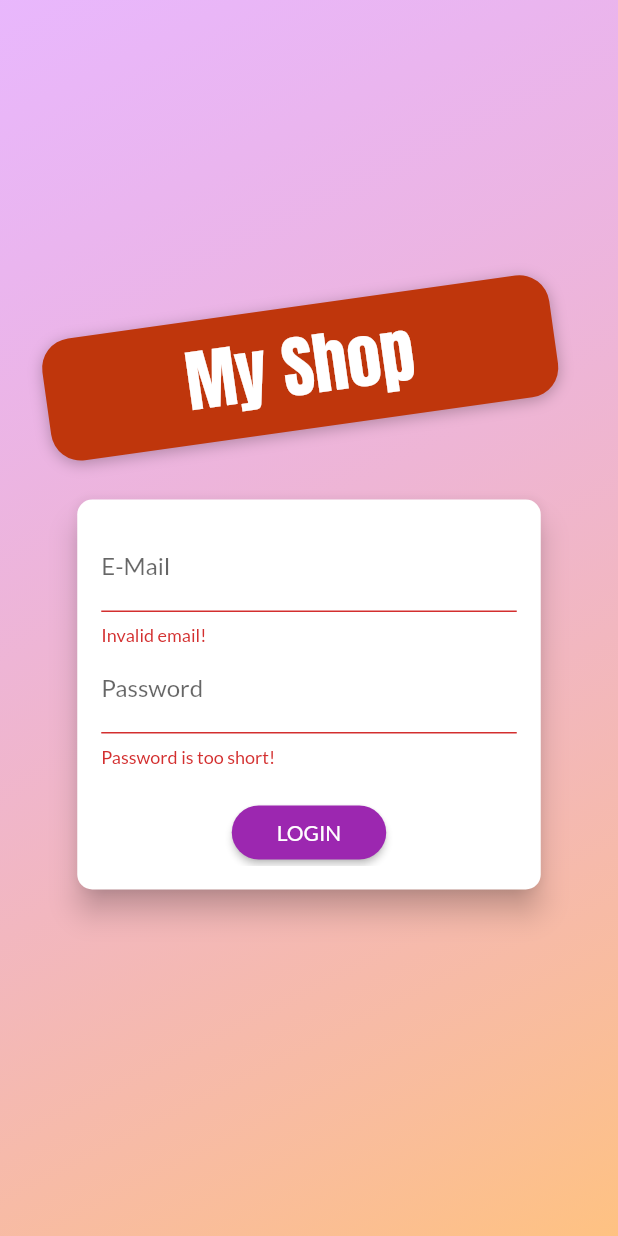
After one commit to thomaslisho/shopApp, a Flutter app: the screen it shows after launch, after a tap on "LOGIN", on a phone screen of 412 x 824 dp. The commit adds this screen. Run offline on Flutter 3.47's test engine with Material 2 defaults, Android fonts, the phone set to English and light mode, and no system bars; our stand-ins replace shared_preferences; network calls fail.

Commit message:
The changes  for making the user authentication and properties

```diff
--- a/lib/main.dart
+++ b/lib/main.dart
@@ -1,13 +1,17 @@
 import 'package:flutter/material.dart';
-import 'package:myShop/screens/edit_product_screen.dart';
-import 'package:myShop/screens/order_screen.dart';
-import 'package:myShop/screens/user_products_screen.dart';
+import 'package:myShop/providers/product.dart';
+import 'package:myShop/screens/products_overview_screen.dart';
+import 'package:myShop/screens/splash_screen.dart';
 import 'package:provider/provider.dart';
 
+import './screens/auth_screen.dart';
+import './screens/edit_product_screen.dart';
+import './screens/order_screen.dart';
+import './screens/user_products_screen.dart';
 import './screens/cart_screen.dart';
-import './screens/products_overview_screen.dart';
 import './screens/product_detail_screen.dart';
 
+import './providers/auth.dart';
 import './providers/orders.dart';
 import './providers/products.dart';
 import './providers/cart.dart';
@@ -19,11 +23,25 @@ class MyApp extends StatelessWidget {
   Widget build(BuildContext context) {
     return MultiProvider(
         providers: [
-        ChangeNotifierProvider(create: (_) => Products()),
+          ChangeNotifierProvider(create: (_) => Auth()),
+          ChangeNotifierProxyProvider<Auth, Products>(
+            update: (context, auth, previousProducts) => Products(
+              auth.token,
+              auth.userId,
+              previousProducts == null ? [] : previousProducts.items,
+            ),
+            create: (_) => Products('', '', []),
+          ),
           ChangeNotifierProvider(create: (_) => Cart()),
-        ChangeNotifierProvider(create: (_) => Orders()),
+          ChangeNotifierProxyProvider<Auth, Orders>(
+            update: (context, auth, previousOrders) =>
+                Orders(auth.token, auth.userId, previousOrders.orders),
+            create: (context) => Orders('', '', []),
+          ),
         ],
-      child: MaterialApp(
+        child: Consumer<Auth>(
+          builder: (context, auth, _) {
+            return MaterialApp(
                 title: 'MyShop',
                 theme: ThemeData(
                   primarySwatch: Colors.purple,
@@ -33,14 +51,24 @@ class MyApp extends StatelessWidget {
                     title: TextStyle(color: Colors.white),
                   ),
                 ),
-          home: ProductsOverviewScreen(),
+                home: auth.isAuth
+                    ? ProductsOverviewScreen()
+                    : FutureBuilder(
+                        future: auth.tryAutoLogin(),
+                        builder: (context, authResultSnapshot) =>
+                            authResultSnapshot.connectionState ==
+                                    ConnectionState.waiting
+                                ? SplashScreen()
+                                : AuthScreen(),
+                      ),
                 routes: {
                   ProductDetailScreen.routeName: (ctx) => ProductDetailScreen(),
                   CartScreen.routeName: (ctx) => CartScreen(),
                   OrdersScreen.routeName: (ctx) => OrdersScreen(),
                   UserProductsScreen.routeName: (ctx) => UserProductsScreen(),
                   EditProductScreen.routeName: (ctx) => EditProductScreen(),
-          }),
-    );
+                });
+          },
+        ));
   }
 }
--- /dev/null
+++ b/lib/providers/auth.dart
@@ -0,0 +1,124 @@
+import 'package:flutter/widgets.dart';
+import 'package:http/http.dart' as http;
+import 'dart:async';
+import 'dart:convert';
+import 'package:shared_preferences/shared_preferences.dart';
+
+import 'package:myShop/model/httpException.dart';
+
+class Auth with ChangeNotifier {
+  String _token;
+  DateTime _expiryDate;
+  String _userId;
+  Timer _authTimer;
+
+  bool get isAuth {
+    return token != null;
+  }
+
+  String get userId => _userId;
+
+  String get token {
+    if (_expiryDate != null &&
+        _expiryDate.isAfter(DateTime.now()) &&
+        _token != null) {
+      return _token;
+    }
+    return null;
+  }
+
+  Future<void> signUp(String email, String password) async {
+    return _authenticate(email, password, 'signUp');
+  }
+
+  Future<void> logIn(String email, String password) async {
+    return _authenticate(email, password, 'signInWithPassword');
+  }
+
+  Future<void> _authenticate(
+      String email, String password, String urlSegment) async {
+    final String url =
+        'https://identitytoolkit.googleapis.com/v1/accounts:$urlSegment?key=AIzaSyBs2XkBtHeWl_CHXK-J0vzkL6oqtoClfHQ';
+    try {
+      final response = await http.post(
+        url,
+        body: json.encode({
+          'email': email,
+          'password': password,
+          'returnSecureToken': true,
+        }),
+      );
+      final responseData = json.decode(response.body);
+
+      if (responseData['error'] != null || response.statusCode >= 400) {
+        print(responseData['error']['message']);
+        throw HttpException(responseData['error']['message']);
+      }
+
+      _expiryDate = DateTime.now().add(
+        Duration(
+          seconds: int.parse(responseData['expiresIn']),
+        ),
+      );
+      _token = responseData['idToken'];
+      _userId = responseData['localId'];
+      _autoLogout();
+      notifyListeners();
+
+      final prefs = await SharedPreferences.getInstance();
+      final userData = json.encode(
+        {
+          'token': _token,
+          'userId': _userId,
+          'expiryDate': _expiryDate.toIso8601String(),
+        },
+      );
+      prefs.setString('userData', userData);
+    } catch (error) {
+      print(error);
+      throw error;
+    }
+  }
+
+  Future<bool> tryAutoLogin() async {
+    final prefs = await SharedPreferences.getInstance();
+    if (!prefs.containsKey('userData')) {
+      return false;
+    }
+    final extractedUserData =
+        json.decode(prefs.getString('userData')) as Map<String, Object>;
+    final expiryDate = DateTime.parse(extractedUserData['expiryDate']);
+
+    if (expiryDate.isBefore(DateTime.now())) {
+      return false;
+    }
+    _token = extractedUserData['token'];
+    _userId = extractedUserData['userId'];
+    _expiryDate = expiryDate;
+    notifyListeners();
+    _autoLogout();
+    return true;
+  }
+
+  Future<void> logout() async {
+    _token = null;
+    _userId = null;
+    _expiryDate = null;
+    if (_authTimer != null) {
+      _authTimer.cancel();
+      _authTimer = null;
+    }
+    notifyListeners();
+    final prefs = await SharedPreferences.getInstance();
+    // prefs.remove('userData');
+    prefs.clear();
+  }
+
+  void _autoLogout() {
+    if (_authTimer != null) {
+      _authTimer.cancel();
+    }
+    final timeToExpiry = _expiryDate.difference(DateTime.now()).inSeconds;
+    _authTimer = Timer(Duration(seconds: timeToExpiry), logout);
+  }
+}
--- a/lib/providers/orders.dart
+++ b/lib/providers/orders.dart
@@ -20,12 +20,16 @@ class OrderItem {
 
 class Orders with ChangeNotifier {
   List<OrderItem> _orders = [];
-  static const _url = 'https://my-shop-flutter-project.firebaseio.com';
+  final String _authToken;
+  final String _userId;
+  static const _url = 'https://my-shop-flutter-project.firebaseio.com/orders/';
+
+  Orders(this._authToken, this._userId, this._orders);
 
   List<OrderItem> get orders => [..._orders];
 
   Future<void> addOrder(List<CartItem> cartProducts, double total) async {
-    final url = '$_url/orders.json';
+    final url = '$_url$_userId.json?auth=$_authToken';
     final timeStamp = DateTime.now();
     final response = await http.post(
       url,
@@ -61,7 +65,7 @@ class Orders with ChangeNotifier {
   int get orderLength => _orders.length;
 
   Future<void> fetchAndSetOrders() async {
-    final url = '$_url/orders.json';
+    final url = '$_url$_userId.json?auth=$_authToken';
     final List<OrderItem> loadedList = [];
     final response = await http.get(url);
     final extractedData = json.decode(response.body) as Map<String, dynamic>;
--- a/lib/providers/product.dart
+++ b/lib/providers/product.dart
@@ -11,7 +11,8 @@ class Product with ChangeNotifier {
   final String imageUrl;
   bool isFavorite;
 
-  static const _url = 'https://my-shop-flutter-project.firebaseio.com/products';
+  static const _url =
+      'https://my-shop-flutter-project.firebaseio.com/userFavourites';
 
   Product({
     @required this.id,
@@ -22,15 +23,15 @@ class Product with ChangeNotifier {
     this.isFavorite = false,
   });
 
-  Future<void> toggleFavoriteStatus() async {
-    var url = '$_url/$id.json';
+  Future<void> toggleFavoriteStatus(String token, String userId) async {
+    var url = '$_url/$userId/$id.json?auth=$token';
     final oldStatus = isFavorite;
     isFavorite = !isFavorite;
     notifyListeners();
     try {
-      final response = await http.patch(
+      final response = await http.put(
         url,
-        body: json.encode({'isFavourite': this.isFavorite}),
+        body: json.encode(isFavorite),
       );
       if (response.statusCode >= 400) {
         isFavorite = oldStatus;
--- /dev/null
+++ b/lib/screens/auth_screen.dart
@@ -0,0 +1,277 @@
+import 'dart:math';
+
+import 'package:flutter/cupertino.dart';
+import 'package:flutter/material.dart';
+import 'package:myShop/model/httpException.dart';
+import 'package:myShop/providers/auth.dart';
+import 'package:provider/provider.dart';
+
+enum AuthMode { Signup, Login }
+
+class AuthScreen extends StatelessWidget {
+  static const routeName = '/auth';
+
+  @override
+  Widget build(BuildContext context) {
+    final deviceSize = MediaQuery.of(context).size;
+    // final transformConfig = Matrix4.rotationZ(-8 * pi / 180);
+    // transformConfig.translate(-10.0);
+    return Scaffold(
+      // resizeToAvoidBottomInset: false,
+      body: Stack(
+        children: <Widget>[
+          Container(
+            decoration: BoxDecoration(
+              gradient: LinearGradient(
+                colors: [
+                  Color.fromRGBO(215, 117, 255, 1).withOpacity(0.5),
+                  Color.fromRGBO(255, 188, 117, 1).withOpacity(0.9),
+                ],
+                begin: Alignment.topLeft,
+                end: Alignment.bottomRight,
+                stops: [0, 1],
+              ),
+            ),
+          ),
+          SingleChildScrollView(
+            child: Container(
+              height: deviceSize.height,
+              width: deviceSize.width,
+              child: Column(
+                mainAxisAlignment: MainAxisAlignment.center,
+                crossAxisAlignment: CrossAxisAlignment.center,
+                children: <Widget>[
+                  Flexible(
+                    child: Container(
+                      margin: EdgeInsets.only(bottom: 20.0),
+                      padding:
+                          EdgeInsets.symmetric(vertical: 8.0, horizontal: 94.0),
+                      transform: Matrix4.rotationZ(-8 * pi / 180)
+                        ..translate(-10.0),
+                      // ..translate(-10.0),
+                      decoration: BoxDecoration(
+                        borderRadius: BorderRadius.circular(20),
+                        color: Colors.deepOrange.shade900,
+                        boxShadow: [
+                          BoxShadow(
+                            blurRadius: 8,
+                            color: Colors.black26,
+                            offset: Offset(0, 2),
+                          )
+                        ],
+                      ),
+                      child: Text(
+                        'My Shop',
+                        style: TextStyle(
+                          color: Theme.of(context).accentTextTheme.title.color,
+                          fontSize: 45,
+                          fontFamily: 'Anton',
+                          fontWeight: FontWeight.normal,
+                        ),
+                      ),
+                    ),
+                  ),
+                  Flexible(
+                    flex: deviceSize.width > 600 ? 3 : 2,
+                    child: AuthCard(),
+                  ),
+                ],
+              ),
+            ),
+          ),
+        ],
+      ),
+    );
+  }
+}
+
+class AuthCard extends StatefulWidget {
+  const AuthCard({
+    Key key,
+  }) : super(key: key);
+
+  @override
+  _AuthCardState createState() => _AuthCardState();
+}
+
+class _AuthCardState extends State<AuthCard> {
+  final GlobalKey<FormState> _formKey = GlobalKey();
+  AuthMode _authMode = AuthMode.Login;
+  Map<String, String> _authData = {
+    'email': '',
+    'password': '',
+  };
+  var _isLoading = false;
+  final _passwordController = TextEditingController();
+
+  Future<void> _submit() async {
+    if (!_formKey.currentState.validate()) {
+      // Invalid!
+      return;
+    }
+    _formKey.currentState.save();
+    setState(() {
+      _isLoading = true;
+    });
+    if (_authMode == AuthMode.Login) {
+      try {
+        await Provider.of<Auth>(context, listen: false).logIn(
+          _authData['email'],
+          _authData['password'],
+        );
+      } on HttpException catch (error) {
+        _showErrorDialog(error.toString());
+      } catch (error) {
+        var errorMessage = 'Could not authenticate you. Please try again later';
+        _showErrorDialog(errorMessage);
+      }
+    } else {
+      try {
+        await Provider.of<Auth>(context, listen: false).signUp(
+          _authData['email'],
+          _authData['password'],
+        );
+      } on HttpException catch (error) {
+        _showErrorDialog(error.toString());
+      } catch (error) {
+        var errorMessage = 'Could not authenticate you. Please try again later';
+        _showErrorDialog(errorMessage);
+      }
+    }
+    setState(() {
+      _isLoading = false;
+    });
+  }
+
+  void _showErrorDialog(String errorMessage) {
+    showDialog(
+        context: context,
+        builder: (ctx) {
+          return AlertDialog(
+            content: Text(
+              errorMessage.toLowerCase(),
+              style: TextStyle(color: Colors.grey, fontSize: 20),
+            ),
+            title: Text(
+              'Something happened !',
+              textAlign: TextAlign.center,
+              style: TextStyle(
+                color: Theme.of(context).errorColor,
+              ),
+            ),
+            actions: <Widget>[
+              FlatButton(
+                onPressed: () => Navigator.of(ctx).pop(),
+                child: Text('Okay'),
+              )
+            ],
+          );
+        });
+  }
+
+  void _switchAuthMode() {
+    if (_authMode == AuthMode.Login) {
+      setState(() {
+        _authMode = AuthMode.Signup;
+      });
+    } else {
+      setState(() {
+        _authMode = AuthMode.Login;
+      });
+    }
+  }
+
+  @override
+  Widget build(BuildContext context) {
+    final deviceSize = MediaQuery.of(context).size;
+    return Card(
+      shape: RoundedRectangleBorder(
+        borderRadius: BorderRadius.circular(10.0),
+      ),
+      elevation: 8.0,
+      child: Container(
+        height: _authMode == AuthMode.Signup ? 320 : 230,
+        constraints:
+            BoxConstraints(minHeight: _authMode == AuthMode.Signup ? 320 : 260),
+        width: deviceSize.width * 0.75,
+        padding: EdgeInsets.all(16.0),
+        child: Form(
+          key: _formKey,
+          child: SingleChildScrollView(
+            child: Column(
+              children: <Widget>[
+                TextFormField(
+                  decoration: InputDecoration(labelText: 'E-Mail'),
+                  keyboardType: TextInputType.emailAddress,
+                  validator: (value) {
+                    if (value.isEmpty || !value.contains('@')) {
+                      return 'Invalid email!';
+                    }
+                  },
+                  onSaved: (value) {
+                    _authData['email'] = value;
+                  },
+                ),
+                TextFormField(
+                  decoration: InputDecoration(labelText: 'Password'),
+                  obscureText: true,
+                  controller: _passwordController,
+                  validator: (value) {
+                    if (value.isEmpty || value.length < 5) {
+                      return 'Password is too short!';
+                    }
+                  },
+                  onSaved: (value) {
+                    _authData['password'] = value;
+                  },
+                ),
+                if (_authMode == AuthMode.Signup)
+                  TextFormField(
+                    enabled: _authMode == AuthMode.Signup,
+                    decoration: InputDecoration(labelText: 'Confirm Password'),
+                    obscureText: true,
+                    validator: _authMode == AuthMode.Signup
+                        ? (value) {
+                            if (value != _passwordController.text) {
+                              return 'Passwords do not match!';
+                            }
+                          }
+                        : null,
+                  ),
+                SizedBox(
+                  height: 20,
+                ),
+                if (_isLoading)
+                  CircularProgressIndicator()
+                else
+                  RaisedButton(
+                    child:
+                        Text(_authMode == AuthMode.Login ? 'LOGIN' : 'SIGN UP'),
+                    onPressed: _submit,
+                    shape: RoundedRectangleBorder(
+                      borderRadius: BorderRadius.circular(30),
+                    ),
+                    padding:
+                        EdgeInsets.symmetric(horizontal: 30.0, vertical: 8.0),
+                    color: Theme.of(context).primaryColor,
+                    textColor: Theme.of(context).primaryTextTheme.button.color,
+                  ),
+                FlatButton(
+                  child: Text(
+                      '${_authMode == AuthMode.Login ? 'SIGNUP' : 'LOGIN'} INSTEAD'),
+                  onPressed: _switchAuthMode,
+                  padding: EdgeInsets.symmetric(horizontal: 30.0, vertical: 4),
+                  materialTapTargetSize: MaterialTapTargetSize.shrinkWrap,
+                  textColor: Theme.of(context).primaryColor,
+                ),
+                SizedBox(
+                  height: 20,
+                ),
+              ],
+            ),
+          ),
+        ),
+      ),
+    );
+  }
+}
--- /dev/null
+++ b/lib/screens/splash_screen.dart
@@ -0,0 +1,12 @@
+import 'package:flutter/material.dart';
+
+class SplashScreen extends StatelessWidget {
+  @override
+  Widget build(BuildContext context) {
+    return Scaffold(
+      body: Center(
+        child: Text('Loading...'),
+      ),
+    );
+  }
+}
--- a/pubspec.yaml
+++ b/pubspec.yaml
@@ -26,6 +26,7 @@ dependencies:
   provider: ^4.1.3
   intl: ^0.16.1
   http: ^0.12.1
+  shared_preferences: ^0.5.7+3
 
 
   # The following adds the Cupertino Icons font to your application.
```
Also changed, not shown: lib/providers/products.dart (+19 -9 lines), lib/screens/user_products_screen.dart (+17 -5 lines), lib/widgets/app_drawer.dart (+13 -2 lines), lib/widgets/product_item.dart (+9 -3 lines), pubspec.lock. Lines whose indentation alone changed are shown as unchanged.
